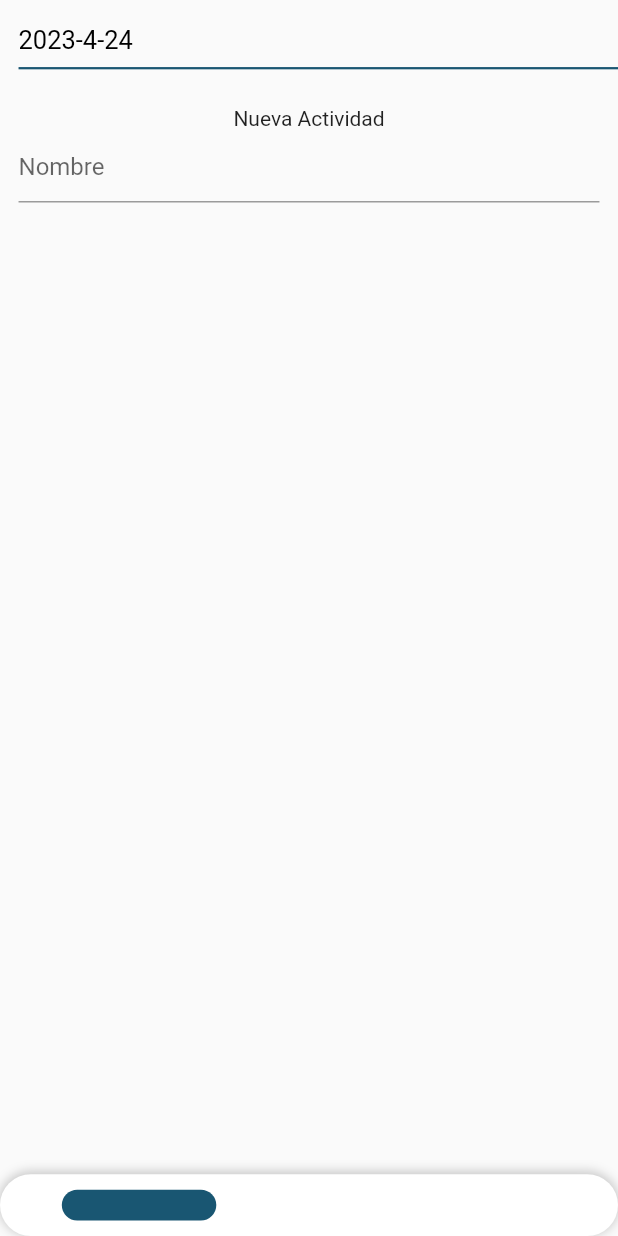
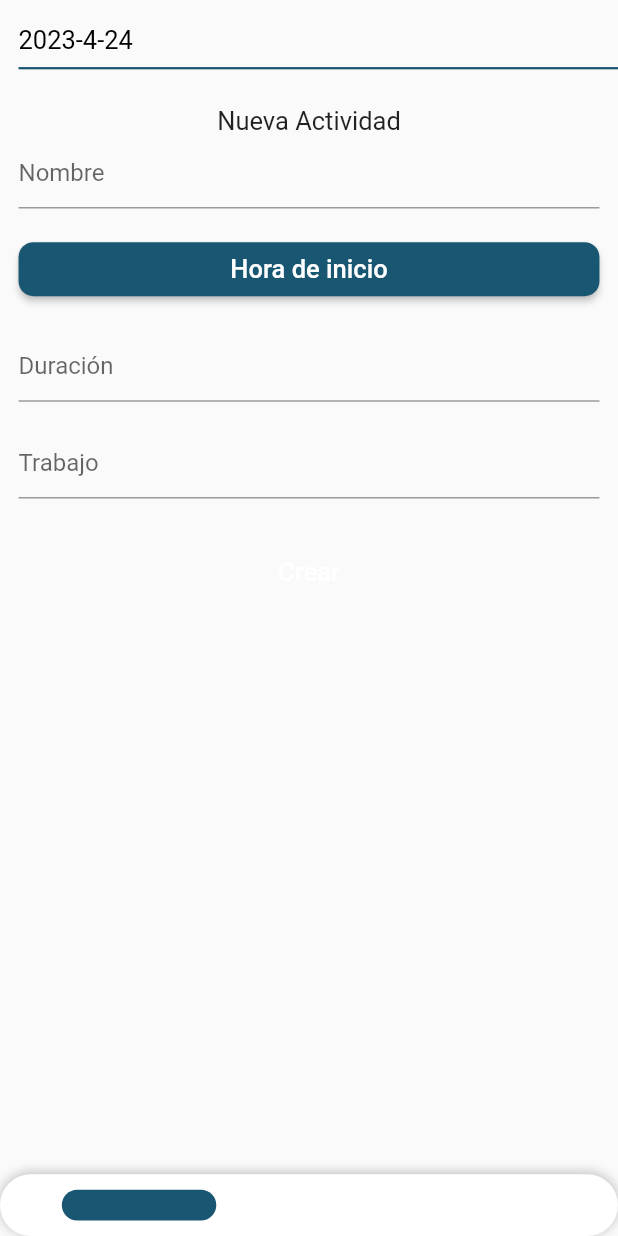
Before and after one commit to jhoncke2/super_daily_habits, a Flutter app: the screen it shows after launch, after a tap on the "add" icon, on a phone screen of 412 x 824 dp. Run offline on Flutter 3.47's test engine with Material 2 defaults, Android fonts, the phone set to English and light mode, and no system bars; our stand-ins replace bloc, equatable, flutter_bloc, get_it, sqflite; accounts and stored records are empty.

Commit message:
Implementacioń de vista crear y lista de actividades en TodayLoaded.

```diff
--- a/lib/features/today/data/data_sources/today_local_adapter.dart
+++ b/lib/features/today/data/data_sources/today_local_adapter.dart
@@ -105,9 +105,9 @@ class TodayLocalAdapterImpl extends TodayLocalAdapter{
   @override
   Day getFilledDayWithActivitiesFromMap(Map<String, dynamic> jsonDay, List<Map<String, dynamic>> jsonActivities) => Day(
     id: jsonDay[database.idKey],
-    date: _getDateFromMap(
+    date: _getDateFromMap(jsonDecode(
       jsonDay[database.daysDateKey]
-    ),
+    )),
     activities: jsonActivities.map<HabitActivity>(
       (item) => HabitActivity(
         id: item[database.idKey],
--- a/lib/features/today/domain/bloc/today_event.dart
+++ b/lib/features/today/domain/bloc/today_event.dart
@@ -26,12 +26,12 @@ class UpdateActivityInitialTime extends TodayEvent{
 }
 
 class UpdateActivityMinutesDuration extends TodayEvent{
-  final int minutesDuration;
+  final String minutesDuration;
   const UpdateActivityMinutesDuration(this.minutesDuration);
 }
 
 class UpdateActivityWork extends TodayEvent{
-  final int work;
+  final String work;
   const UpdateActivityWork(this.work);
 }
 
--- a/lib/features/today/domain/bloc/today_state.dart
+++ b/lib/features/today/domain/bloc/today_state.dart
@@ -17,7 +17,7 @@ class OnLoadingTodayDay extends TodayState {
 
 }
 
-class OnTodayDay extends TodayState{
+abstract class OnTodayDay extends TodayState{
   final Day today;
   const OnTodayDay({
     required this.today
--- a/lib/features/today/presentation/utils.dart
+++ b/lib/features/today/presentation/utils.dart
@@ -1,4 +1,8 @@
 import 'package:super_daily_habits/features/today/domain/entities/custom_date.dart';
+import 'package:super_daily_habits/features/today/domain/entities/custom_time.dart';
 
 String formatDate(CustomDate date) =>
   '${date.year}-${date.month}-${date.day}';
+
+String formatTime(CustomTime time) =>
+   '${time.hour<10?"0":""}${time.hour>12?(time.hour%12):time.hour}:${time.minute<10?"0":""}${time.minute} ${time.hour>11?"PM":"AM"}' ;
--- a/lib/features/today/presentation/widgets/activity_creator.dart
+++ b/lib/features/today/presentation/widgets/activity_creator.dart
@@ -1,7 +1,11 @@
+// ignore_for_file: use_build_context_synchronously
+
 import 'package:flutter/material.dart';
 import 'package:flutter_bloc/flutter_bloc.dart';
 import 'package:super_daily_habits/app_theme.dart';
 import 'package:super_daily_habits/features/today/domain/bloc/today_bloc.dart';
+import '../utils.dart' as utils;
+
 class ActivityCreator extends StatelessWidget {
   const ActivityCreator({Key? key}) : super(key: key);
 
@@ -18,7 +22,10 @@ class ActivityCreator extends StatelessWidget {
         child: Column(
           children: [
             Text(
-              'Nueva Actividad'
+              'Nueva Actividad',
+              style: TextStyle(
+                fontSize: dimens.normalTextSize
+              ),
             ),
             TextField(
               onChanged: (newValue){
@@ -26,6 +33,84 @@ class ActivityCreator extends StatelessWidget {
               },
               decoration: const InputDecoration(
                 hintText: 'Nombre'
+              )
+            ),
+            SizedBox(
+              height: dimens.getHeightPercentage(0.02)
+            ),
+            MaterialButton(
+              color: blocState.activity.initialTime != null? AppColors.backgroundPrimary:
+                  AppColors.primary,
+              minWidth: double.infinity,
+              shape: RoundedRectangleBorder(
+                borderRadius: BorderRadius.circular(10)
+              ),
+              onPressed: ()async{
+                final time = await showTimePicker(
+                  context: context,
+                  initialTime: const TimeOfDay(hour: 0, minute: 0)
+                );
+                BlocProvider.of<TodayBloc>(context).add(UpdateActivityInitialTime(time));
+              },
+              child: (
+                Text(
+                  (
+                    blocState.activity.initialTime != null?
+                      utils.formatTime(blocState.activity.initialTime!):
+                      'Hora de inicio'
+                  ),
+                  style: TextStyle(
+                    color: blocState.activity.initialTime != null?
+                        AppColors.textPrimary:
+                        AppColors.textPrimaryDark,
+                    fontSize: dimens.normalTextSize
+                  ),
+                )
+              ),
+            ),
+            SizedBox(
+              height: dimens.getHeightPercentage(0.02)
+            ),
+            TextField(
+              onChanged: (newValue){
+                BlocProvider.of<TodayBloc>(context).add(UpdateActivityMinutesDuration(newValue));
+              },
+              keyboardType: TextInputType.number,
+              decoration: const InputDecoration(
+                hintText: 'Duración',
+              )
+            ),
+            SizedBox(
+              height: dimens.getHeightPercentage(0.02)
+            ),
+            TextField(
+              onChanged: (newValue){
+                BlocProvider.of<TodayBloc>(context).add(UpdateActivityWork(newValue));
+              },
+              keyboardType: TextInputType.number,
+              decoration: const InputDecoration(
+                hintText: 'Trabajo',
+              )
+            ),
+            SizedBox(
+              height: dimens.getHeightPercentage(0.03)
+            ),
+            MaterialButton(
+              minWidth: double.infinity,
+              shape: RoundedRectangleBorder(
+                borderRadius: BorderRadius.circular(50)
+              ),
+              onPressed: (blocState.canEnd)?
+                (){
+                  BlocProvider.of<TodayBloc>(context).add(CreateActivity());
+                }: null,
+              color: AppColors.primary,
+              child: Text(
+                'Crear',
+                style: TextStyle(
+                  color: AppColors.textPrimaryDark,
+                  fontSize: dimens.normalTextSize
+                ),
               ),
             )
           ],
--- a/lib/features/today/presentation/widgets/today_view.dart
+++ b/lib/features/today/presentation/widgets/today_view.dart
@@ -3,6 +3,7 @@ import 'package:flutter_bloc/flutter_bloc.dart';
 import 'package:super_daily_habits/app_theme.dart';
 import 'package:super_daily_habits/features/today/domain/bloc/today_bloc.dart';
 import 'package:super_daily_habits/features/today/domain/entities/day.dart';
+import 'package:super_daily_habits/features/today/presentation/widgets/activity_tile.dart';
 class TodayView extends StatelessWidget {
   final Day today;
   const TodayView({
@@ -18,8 +19,8 @@ class TodayView extends StatelessWidget {
         children: [
           Column(
             children: today.activities.map<Widget>(
-              (activity) => Text(
-                activity.name
+              (activity) => ActivityTile(
+                activity: activity
               )
             ).toList(),
           ),
```
Also changed, not shown: lib/features/today/domain/bloc/today_bloc.dart (+14 -4 lines), lib/features/today/presentation/widgets/activity_tile.dart (added, +80 -0 lines), lib/features/today/presentation/widgets/work_pill.dart (added, +32 -0 lines), 1 other file.
